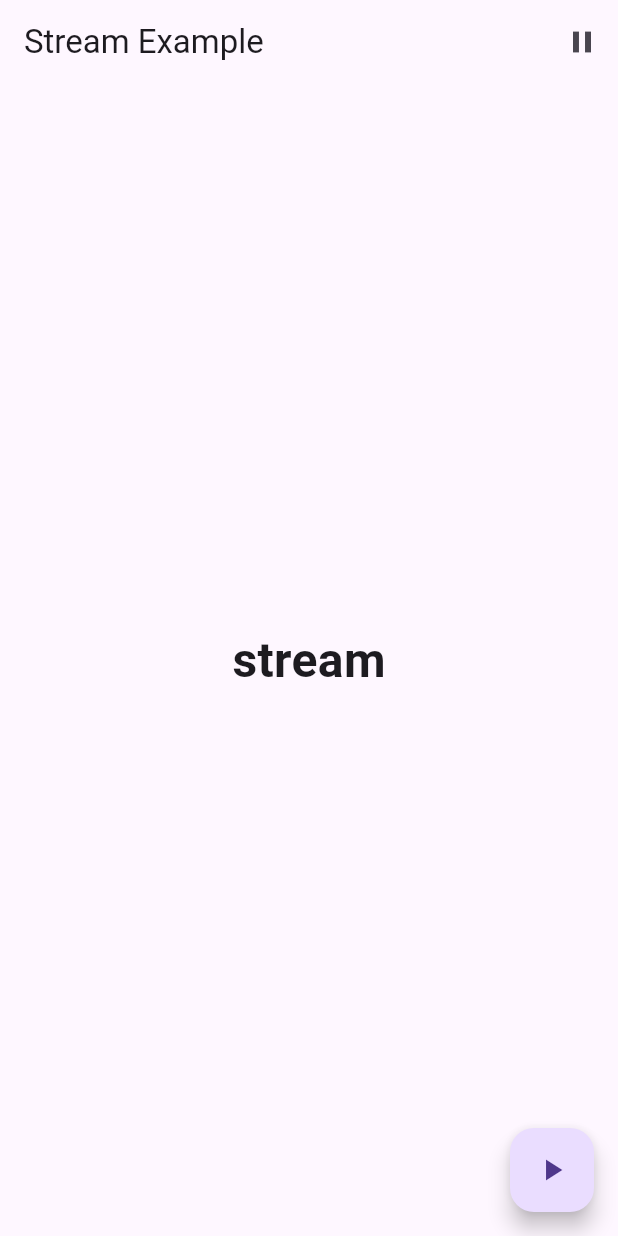
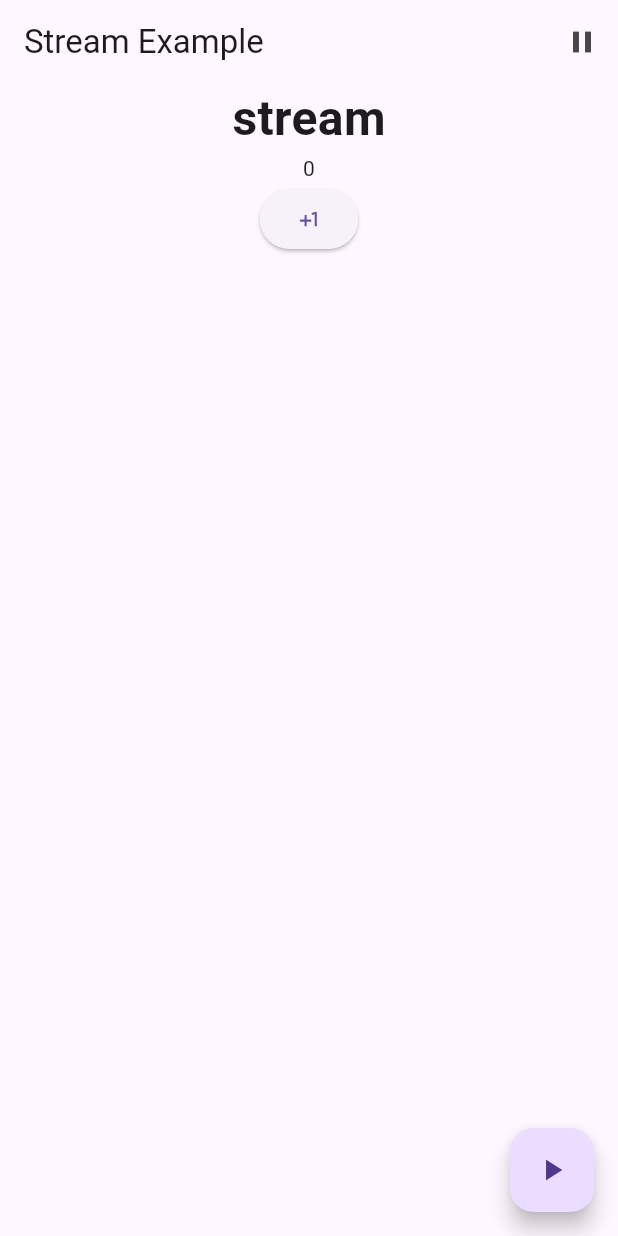
Before and after one commit to masal9pse/flutter_solve_my_issues, a Flutter app: the screen it shows after launch, on a phone screen of 412 x 824 dp. Run offline on Flutter 3.47's test engine with Material 3 defaults, Android fonts, the phone set to English and light mode, and no system bars.

```diff
--- a/lib/main.dart
+++ b/lib/main.dart
@@ -14,6 +14,17 @@ class MyApp extends StatelessWidget {
   }
 }
 
+class Counter {
+  int _counter = 0;
+  final StreamController<int> _controller = StreamController<int>();
+  Stream<int> get stream => _controller.stream;
+
+  void increment() {
+    _counter++;
+    _controller.add(_counter);
+  }
+}
+
 class CounterPage extends StatefulWidget {
   @override
   _CounterPageState createState() => _CounterPageState();
@@ -22,11 +33,18 @@ class CounterPage extends StatefulWidget {
 class _CounterPageState extends State<CounterPage> {
   late final StreamSubscription<String> _subscription;
   String _currentWord = 'Hello';
+  int count = 0;
+  final counter = Counter();
 
   @override
   void initState() {
     super.initState();
     _startTimer();
+    counter.stream.listen((data) {
+      setState(() {
+        count = data;
+      });
+    });
   }
 
   Stream<String> getTechWord() async* {
@@ -38,7 +56,7 @@ class _CounterPageState extends State<CounterPage> {
     await Future.delayed(const Duration(seconds: 1));
     yield 'stream';
     await Future.delayed(const Duration(seconds: 1));
-    throw Exception('error');
+    // throw Exception('error');
   }
 
   void _startTimer() {
@@ -76,11 +94,17 @@ class _CounterPageState extends State<CounterPage> {
           ),
         ],
       ),
-      body: Center(
-        child: Text(
-          _currentWord,
-          style: TextStyle(fontSize: 32, fontWeight: FontWeight.bold),
-        ),
+      body: Column(
+        children: [
+          Center(
+            child: Text(
+              _currentWord,
+              style: TextStyle(fontSize: 32, fontWeight: FontWeight.bold),
+            ),
+          ),
+          Text('$count'),
+          ElevatedButton.icon(onPressed: counter.increment, label: Icon(Icons.plus_one))
+        ],
       ),
       floatingActionButton: FloatingActionButton(
         onPressed: () => _subscription.resume(),
```
